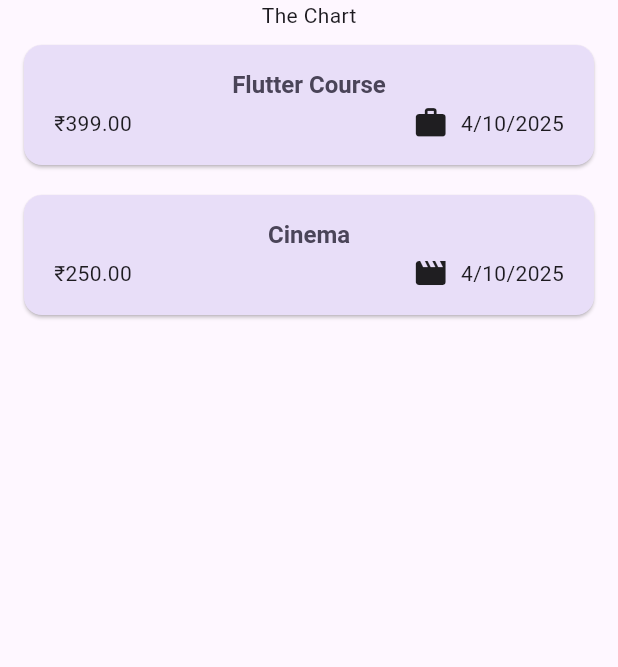
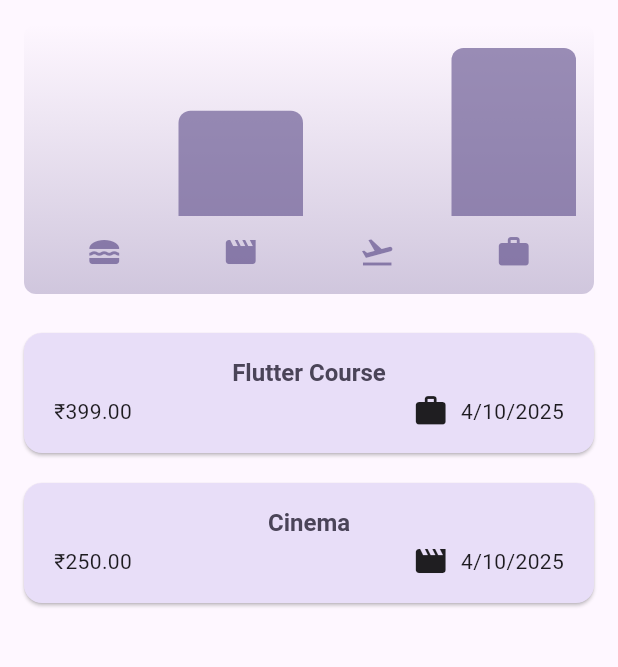
Before and after one commit to ashmit0073/expense_tracker, a Flutter app: the screen it shows after launch, on a phone screen of 412 x 824 dp, the part 84-751 px from its top. Run offline on Flutter 3.47's test engine with Material 3 defaults, Android fonts, the phone set to English and light mode, and no system bars.

Commit message:
Add Chart Bar of Expenses

```diff
--- a/lib/models/expense.dart
+++ b/lib/models/expense.dart
@@ -33,3 +33,21 @@ class Expense {
     return formatter.format(date);
   }
 }
+
+class ExpenseBucket {
+  const ExpenseBucket({required this.category, required this.expenses});
+  final Category category;
+  final List<Expense> expenses;
+
+  ExpenseBucket.forCategory(List<Expense> allExpenses, this.category)
+    : expenses =
+          allExpenses.where((expense) => expense.category == category).toList();
+
+  double get totalExpenses {
+    double sum = 0;
+    for (final expense in expenses) {
+      sum += expense.amount;
+    }
+    return sum;
+  }
+}
--- /dev/null
+++ b/lib/widgets/chart/chart.dart
@@ -0,0 +1,95 @@
+import 'package:flutter/material.dart';
+
+import 'package:expense_tracker/widgets/chart/chart_bar.dart';
+import 'package:expense_tracker/models/expense.dart';
+
+class Chart extends StatelessWidget {
+  const Chart({super.key, required this.expenses});
+
+  final List<Expense> expenses;
+
+  List<ExpenseBucket> get buckets {
+    return [
+      ExpenseBucket.forCategory(expenses, Category.food),
+      ExpenseBucket.forCategory(expenses, Category.leisure),
+      ExpenseBucket.forCategory(expenses, Category.travel),
+      ExpenseBucket.forCategory(expenses, Category.work),
+    ];
+  }
+
+  double get maxTotalExpense {
+    double maxTotalExpense = 0;
+
+    for (final bucket in buckets) {
+      if (bucket.totalExpenses > maxTotalExpense) {
+        maxTotalExpense = bucket.totalExpenses;
+      }
+    }
+
+    return maxTotalExpense;
+  }
+
+  @override
+  Widget build(BuildContext context) {
+    final isDarkMode =
+        MediaQuery.of(context).platformBrightness == Brightness.dark;
+    return Container(
+      margin: const EdgeInsets.all(16),
+      padding: const EdgeInsets.symmetric(
+        vertical: 16,
+        horizontal: 8,
+      ),
+      width: double.infinity,
+      height: 180,
+      decoration: BoxDecoration(
+        borderRadius: BorderRadius.circular(8),
+        gradient: LinearGradient(
+          colors: [
+            Theme.of(context).colorScheme.primary.withOpacity(0.3),
+            Theme.of(context).colorScheme.primary.withOpacity(0.0)
+          ],
+          begin: Alignment.bottomCenter,
+          end: Alignment.topCenter,
+        ),
+      ),
+      child: Column(
+        children: [
+          Expanded(
+            child: Row(
+              crossAxisAlignment: CrossAxisAlignment.end,
+              children: [
+                for (final bucket in buckets) // alternative to map()
+                  ChartBar(
+                    fill: bucket.totalExpenses == 0
+                        ? 0
+                        : bucket.totalExpenses / maxTotalExpense,
+                  )
+              ],
+            ),
+          ),
+          const SizedBox(height: 12),
+          Row(
+            children: buckets
+                .map(
+                  (bucket) => Expanded(
+                    child: Padding(
+                      padding: const EdgeInsets.symmetric(horizontal: 4),
+                      child: Icon(
+                        categoryIcons[bucket.category],
+                        color: isDarkMode
+                            ? Theme.of(context).colorScheme.secondary
+                            : Theme.of(context)
+                                .colorScheme
+                                .primary
+                                .withOpacity(0.7),
+                      ),
+                    ),
+                  ),
+                )
+                .toList(),
+          )
+        ],
+      ),
+    );
+  }
+}
--- /dev/null
+++ b/lib/widgets/chart/chart_bar.dart
@@ -0,0 +1,34 @@
+import 'package:flutter/material.dart';
+
+class ChartBar extends StatelessWidget {
+  const ChartBar({
+    super.key,
+    required this.fill,
+  });
+
+  final double fill;
+
+  @override
+  Widget build(BuildContext context) {
+    final isDarkMode =
+        MediaQuery.of(context).platformBrightness == Brightness.dark;
+    return Expanded(
+      child: Padding(
+        padding: const EdgeInsets.symmetric(horizontal: 4),
+        child: FractionallySizedBox(
+          heightFactor: fill,
+          child: DecoratedBox(
+            decoration: BoxDecoration(
+              shape: BoxShape.rectangle,
+              borderRadius:
+                  const BorderRadius.vertical(top: Radius.circular(8)),
+              color: isDarkMode
+                  ? Theme.of(context).colorScheme.secondary
+                  : Theme.of(context).colorScheme.primary.withOpacity(0.65),
+            ),
+          ),
+        ),
+      ),
+    );
+  }
+}
--- a/lib/widgets/expenses.dart
+++ b/lib/widgets/expenses.dart
@@ -1,3 +1,4 @@
+import 'package:expense_tracker/widgets/chart/chart.dart';
 import 'package:expense_tracker/widgets/expenses_list/expenses_list.dart';
 import 'package:expense_tracker/models/expense.dart';
 import 'package:expense_tracker/widgets/new_expense.dart';
@@ -86,7 +87,7 @@ class _ExpensesState extends State<Expenses> {
         ],
       ),
       body: Column(
-        children: [const Text('The Chart'), Expanded(child: mainContent)],
+        children: [Chart(expenses: _registeredExpenses), Expanded(child: mainContent)],
       ),
     );
   }
```
